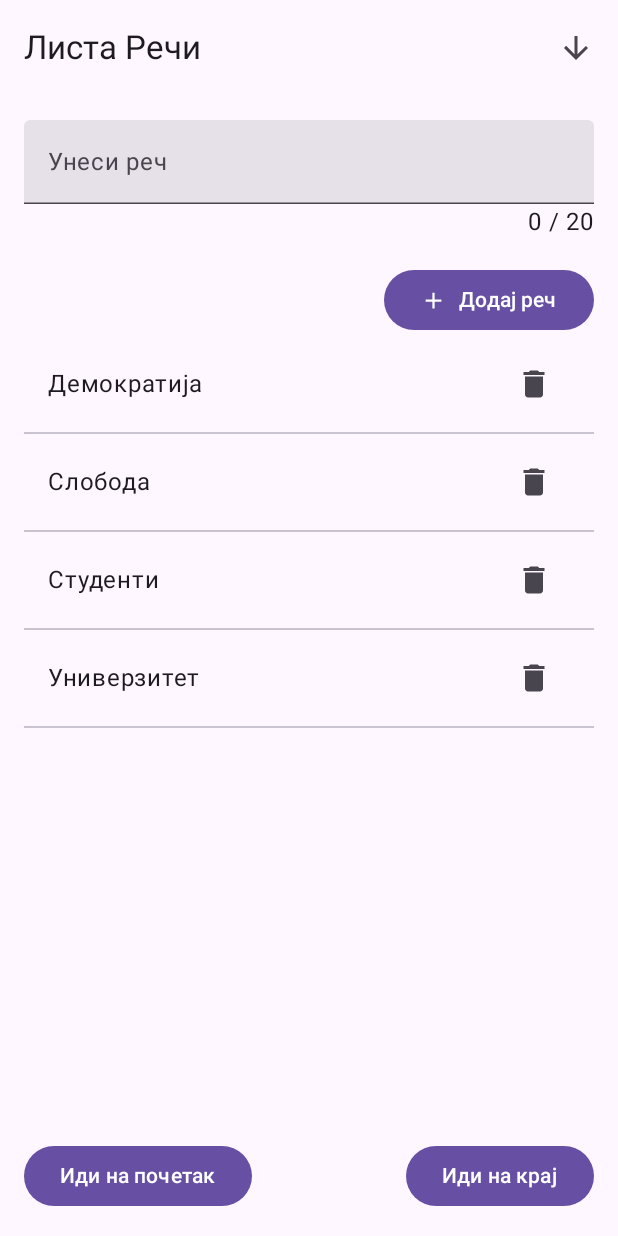
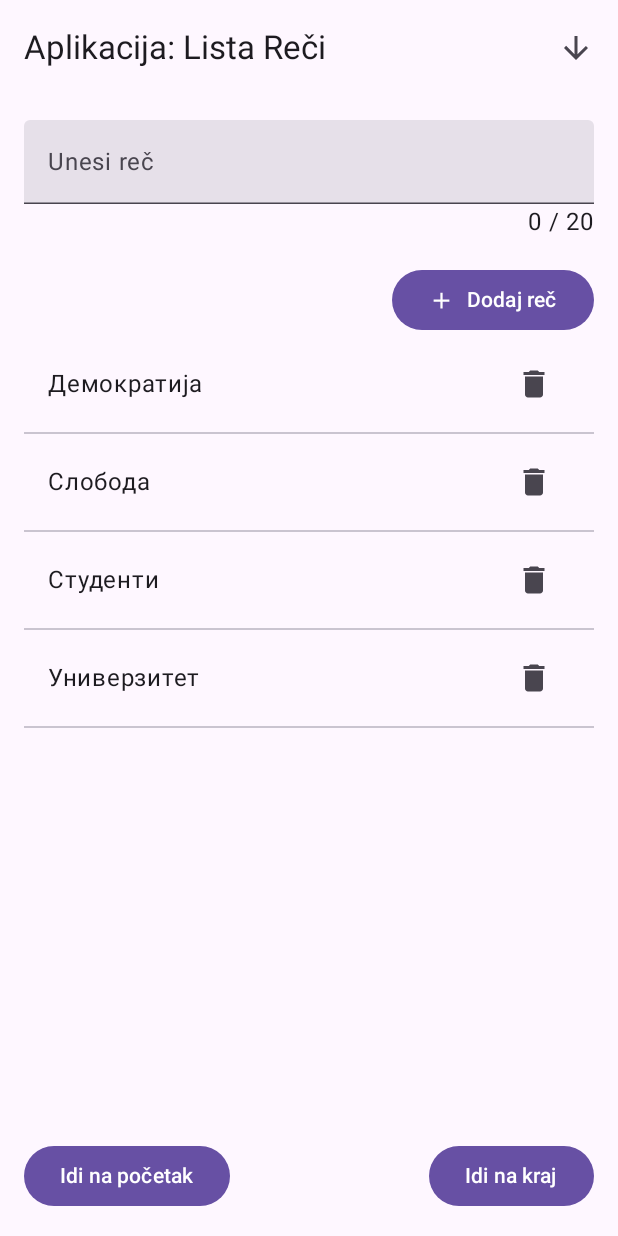
Before and after one commit to sabiinar/SRusitiPetiDomacii, an Android app built with Jetpack Compose: the screen it shows after launch (MainActivity), on a phone screen of 412 x 824 dp. Run offline under Robolectric (Android 15) with nearby library versions, the phone set to English and light mode, and no system bars.

Commit message:
Update MainScreen.kt

```diff
--- a/app/src/main/java/rs/ac/pr/ftn/srusitipetidomacii/MainScreen.kt
+++ b/app/src/main/java/rs/ac/pr/ftn/srusitipetidomacii/MainScreen.kt
@@ -13,7 +13,6 @@ import androidx.compose.material.icons.filled.ArrowUpward
 import androidx.compose.material.icons.filled.Delete
 import androidx.compose.material3.*
 import androidx.compose.runtime.*
-import androidx.compose.ui.Alignment
 import androidx.compose.ui.Modifier
 import androidx.compose.ui.input.pointer.pointerInteropFilter
 import androidx.compose.ui.platform.LocalContext
@@ -22,6 +21,7 @@ import androidx.compose.ui.text.input.TextFieldValue
 import androidx.compose.ui.unit.dp
 import kotlinx.coroutines.*
 import androidx.compose.ui.ExperimentalComposeUiApi
+import androidx.compose.ui.Alignment
 
 
 @OptIn(ExperimentalMaterial3Api::class, ExperimentalComposeUiApi::class)
@@ -39,10 +39,14 @@ fun MainScreen() {
     val scope = rememberCoroutineScope()
     var longPressJob by remember { mutableStateOf<Job?>(null) }
 
+    fun sentenceCase(word: String): String {
+        return word.lowercase().replaceFirstChar { if (it.isLowerCase()) it.titlecase() else it.toString() }
+    }
+
     Scaffold(
         topBar = {
             TopAppBar(
-                title = { Text("Листа Речи") },
+                title = { Text("Aplikacija: Lista Reči") },
                 actions = {
                     IconButton(onClick = {
                         ascendingOrder = !ascendingOrder
@@ -50,9 +54,8 @@ fun MainScreen() {
                         words = wordsRepository.words
                     }) {
                         Icon(
-                            imageVector = if (ascendingOrder) Icons.Filled.ArrowDownward
-                            else Icons.Filled.ArrowUpward,
-                            contentDescription = "Сортирај"
+                            imageVector = if (ascendingOrder) Icons.Filled.ArrowDownward else Icons.Filled.ArrowUpward,
+                            contentDescription = if (ascendingOrder) "Sortiraj A → Z" else "Sortiraj Z → A"
                         )
                     }
                 }
@@ -84,7 +87,7 @@ fun MainScreen() {
                         false
                     }
                 ) {
-                    Text("Иди на почетак")
+                    Text("Idi na početak")
                 }
                 Button(onClick = {
                     scope.launch {
@@ -92,7 +95,7 @@ fun MainScreen() {
                         lazyListState.scrollToItem(lastIndex)
                     }
                 }) {
-                    Text("Иди на крај")
+                    Text("Idi na kraj")
                 }
             }
         }
@@ -111,7 +114,7 @@ fun MainScreen() {
                     }
                     errorMessage = null
                 },
-                label = { Text("Унеси реч") },
+                label = { Text("Unesi reč") },
                 isError = errorMessage != null,
                 modifier = Modifier.fillMaxWidth()
             )
@@ -144,17 +147,17 @@ fun MainScreen() {
                     val word = textFieldValue.text.trim()
                     when {
                         word.isEmpty() || word.length > 20 -> {
-                            errorMessage = "Унесите реч до 20 слова"
+                            errorMessage = "Unesite reč do 20 slova"
                         }
                         words.any { it.equals(word, true) } -> {
-                            errorMessage = "Реч већ постоји"
+                            errorMessage = "Reč već postoji"
                         }
                         else -> {
                             wordsRepository.addWord(word)
-                            wordsRepository.sortWords(ascendingOrder)
+                            wordsRepository.sortWords(ascendingOrder) // sort immediately after adding
                             words = wordsRepository.words
                             keyboardController?.hide()
-                            Toast.makeText(context, "Реч успешно додата", Toast.LENGTH_SHORT).show()
+                            Toast.makeText(context, "Reč uspešno dodata", Toast.LENGTH_SHORT).show()
                             textFieldValue = TextFieldValue("")
                         }
                     }
@@ -164,11 +167,11 @@ fun MainScreen() {
                 Row(verticalAlignment = Alignment.CenterVertically) {
                     Icon(
                         imageVector = Icons.Filled.Add,
-                        contentDescription = "Додај",
+                        contentDescription = "Dodaj",
                         modifier = Modifier.size(ButtonDefaults.IconSize)
                     )
                     Spacer(Modifier.width(ButtonDefaults.IconSpacing))
-                    Text("Додај реч")
+                    Text("Dodaj reč")
                 }
             }
 
@@ -181,15 +184,15 @@ fun MainScreen() {
                 items(words) { word ->
                     ListItem(
                         headlineContent = {
-                            Text(word.replaceFirstChar { it.uppercase() })
+                            Text(sentenceCase(word))
                         },
                         trailingContent = {
                             IconButton(onClick = {
                                 wordsRepository.removeWord(word)
                                 words = wordsRepository.words
-                                Toast.makeText(context, "Обрисано: $word", Toast.LENGTH_SHORT).show()
+                                Toast.makeText(context, "Obrisano: $word", Toast.LENGTH_SHORT).show()
                             }) {
-                                Icon(Icons.Filled.Delete, contentDescription = "Обриши")
+                                Icon(Icons.Filled.Delete, contentDescription = "Obriši")
                             }
                         }
                     )
@@ -202,21 +205,21 @@ fun MainScreen() {
     if (showDialog) {
         AlertDialog(
             onDismissRequest = { showDialog = false },
-            title = { Text("Брисање свих речи") },
-            text = { Text("Да ли сте сигурни да желите да обришете све речи?") },
+            title = { Text("Brisanje svih reči") },
+            text = { Text("Da li ste sigurni da želite da obrišete sve reči?") },
             confirmButton = {
                 TextButton(onClick = {
                     wordsRepository.clearAll()
                     words = wordsRepository.words
                     showDialog = false
-                    Toast.makeText(context, "Све речи обрисане", Toast.LENGTH_SHORT).show()
+                    Toast.makeText(context, "Sve reči obrisane", Toast.LENGTH_SHORT).show()
                 }) {
-                    Text("Да")
+                    Text("Da")
                 }
             },
             dismissButton = {
                 TextButton(onClick = { showDialog = false }) {
-                    Text("Не")
+                    Text("Ne")
                 }
             }
         )
```
